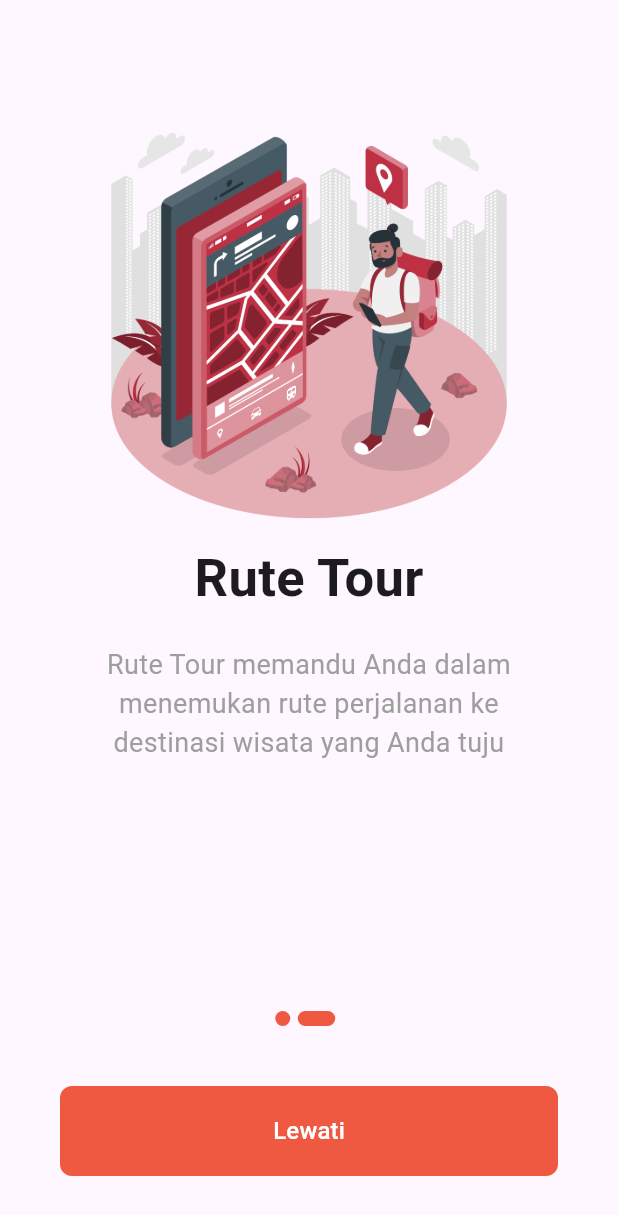
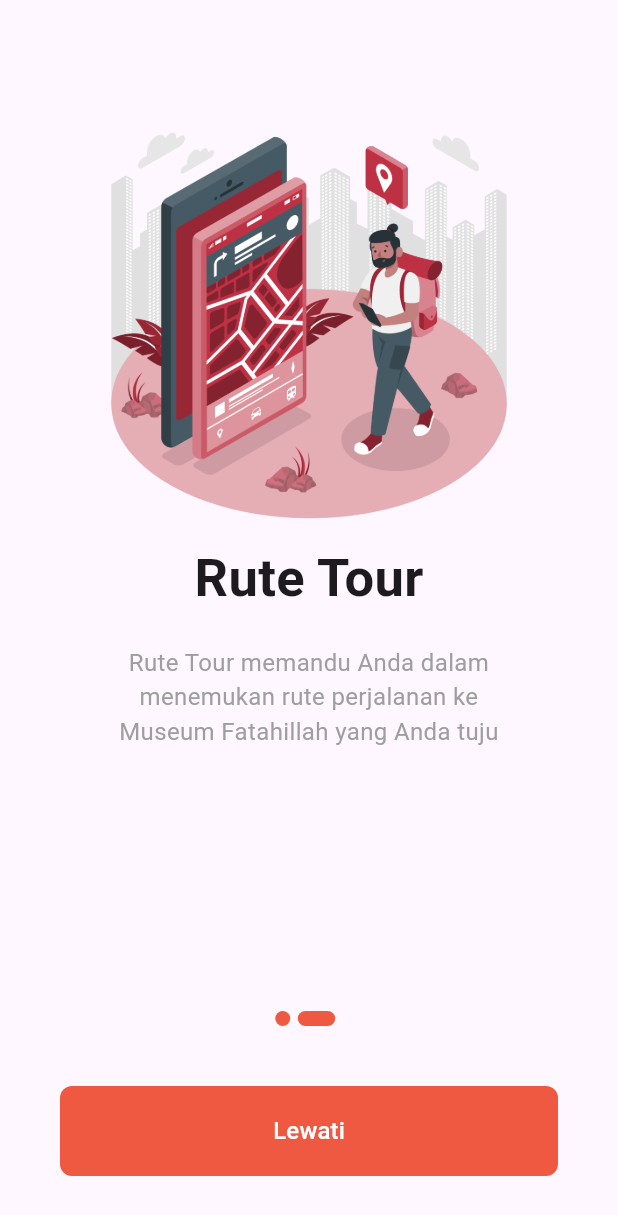
Before and after one commit to NVG-064/project_pemmob, a Flutter app: the screen it shows after launch, swiped to page 2, on a phone screen of 412 x 824 dp. Shown: the top 1215 px of the screen. Run offline on Flutter 3.47's test engine with Material 3 defaults, Android fonts, the phone set to English and light mode, and no system bars; our stand-ins replace firebase_auth, firebase_core, table_calendar; accounts and stored records are empty.

Commit message:
Update 7

```diff
--- a/lib/screens/content_model.dart
+++ b/lib/screens/content_model.dart
@@ -18,6 +18,6 @@ List<OnboardingContent> contents = [
     title: 'Rute Tour',
     image: 'assets/images/rute_tour.png',
     description:
-        "Rute Tour memandu Anda dalam menemukan rute perjalanan ke destinasi wisata yang Anda tuju",
+        "Rute Tour memandu Anda dalam menemukan rute perjalanan ke Museum Fatahillah yang Anda tuju",
   ),
 ];
--- a/lib/screens/onboarding.dart
+++ b/lib/screens/onboarding.dart
@@ -58,7 +58,7 @@ class _OnboardingState extends State<Onboarding> {
                         contents[i].description,
                         textAlign: TextAlign.center,
                         style: TextStyle(
-                          fontSize: 18,
+                          fontSize: 16,
                           color: Colors.grey,
                         ),
                       )
```
